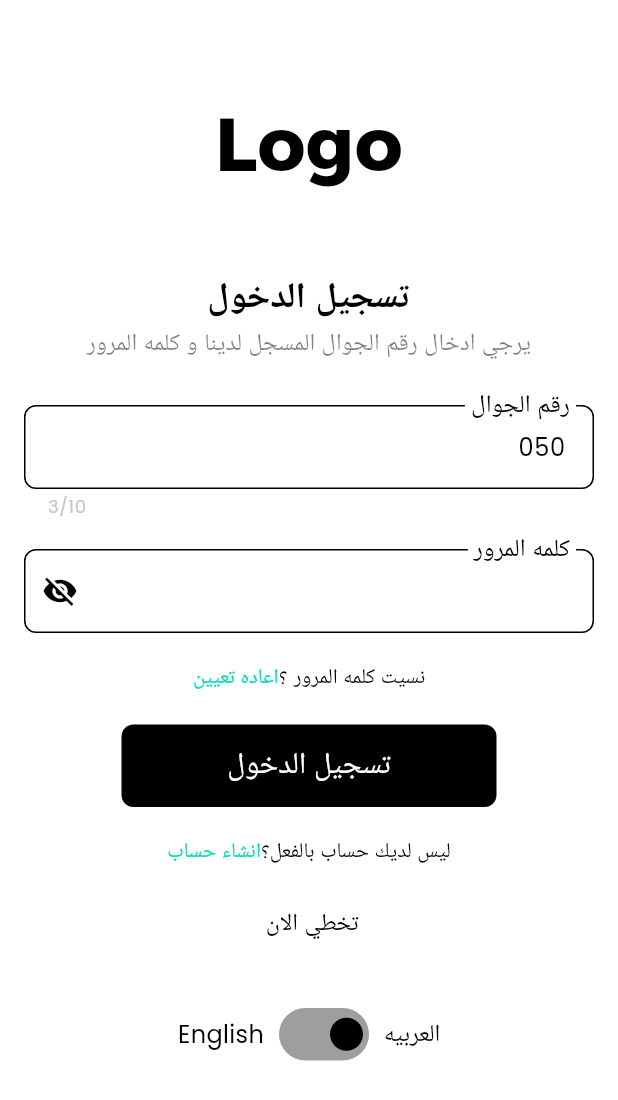
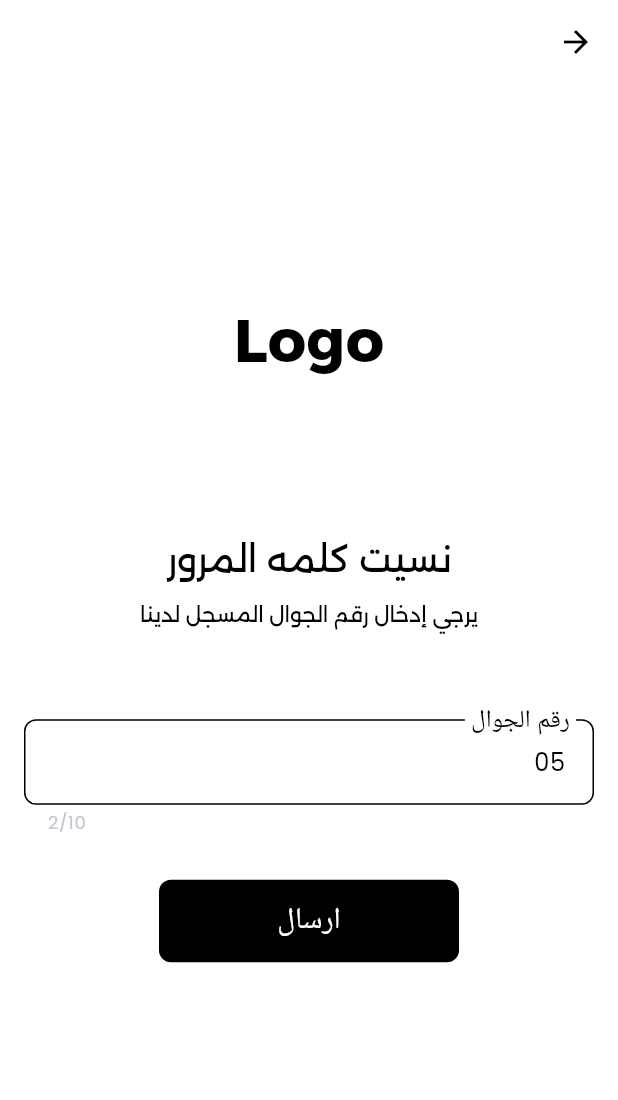
Before and after one commit to EslamElzaky/logo_traning, a Flutter app: the screen it shows after launch, after a tap on "اعاده تعيين", on a phone screen of 412 x 824 dp. Shown: the top 1100 px of the screen. Run offline on Flutter 3.47's test engine with Material 3 defaults, Android fonts, the phone set to English and light mode, and no system bars; drawn by our look-alikes of modal_progress_hud_nsn; our stand-ins replace bloc, equatable, flutter_bloc, flutter_countdown_timer, pin_code_fields; missing offline and left inert: offline_captcha.

Commit message:
finsh Bugs & create restPassword Ui

```diff
--- a/lib/main.dart
+++ b/lib/main.dart
@@ -1,11 +1,13 @@
 import 'package:flutter/material.dart';
 import 'package:flutter_bloc/flutter_bloc.dart';
 import 'package:logo_app_traning/Cubit/otp_cubit.dart';
+import 'package:logo_app_traning/views/forget_password.dart';
 import 'package:logo_app_traning/views/home_view.dart';
 import 'package:logo_app_traning/views/login_page.dart';
 import 'package:logo_app_traning/views/regester_page.dart';
 
 import 'package:flutter_localizations/flutter_localizations.dart';
+import 'package:logo_app_traning/views/reset_password.dart';
 import 'package:logo_app_traning/views/verfiy_page.dart';
 
 void main() {
@@ -41,6 +43,8 @@ class MyApp extends StatelessWidget {
           'loginpage': (context) => LoginPage(),
           'homeView': (context) => HomeView(),
           'verfiyPage': (context) => VerfiyPage(),
+          'forgetPassword' : (context) => ForgetPassword(),
+          'resetpassword' : (context) => ResetPassword(),
         },
         initialRoute: LoginPage.id,
       ),
--- /dev/null
+++ b/lib/views/forget_password.dart
@@ -0,0 +1,144 @@
+import 'package:flutter/material.dart';
+import 'package:flutter/services.dart';
+import 'package:logo_app_traning/helper/custom_button.dart';
+import 'package:logo_app_traning/helper/custom_text_field.dart';
+import 'package:logo_app_traning/helper/api_servic.dart';
+
+class ForgetPassword extends StatefulWidget {
+  const ForgetPassword({super.key});
+  static String id = 'forgetPassword';
+  @override
+  State<ForgetPassword> createState() => _ForgetPasswordState();
+}
+
+class _ForgetPasswordState extends State<ForgetPassword> {
+  final formKey = GlobalKey<FormState>();
+  final TextEditingController phoneController = TextEditingController(
+    text: '05',
+  );
+  void _forgetPassword() async {
+    if (!formKey.currentState!.validate()) return;
+
+    try {
+      final response = await ApiService().forgetPassword(
+        phoneController.text.trim(),
+      );
+
+      if (response.statusCode == 200) {
+        Navigator.pushNamed(
+          context,
+          'verfiyPage',
+          arguments: phoneController.text.trim(),
+        );
+      } else {
+        ScaffoldMessenger.of(context).showSnackBar(
+          SnackBar(content: Text('فشل في إرسال رمز التحقق: ${response.body}')),
+        );
+      }
+    } catch (e) {
+      ScaffoldMessenger.of(
+        context,
+      ).showSnackBar(SnackBar(content: Text('حدث خطأ أثناء إرسال رمز التحقق')));
+    }
+  }
+
+  @override
+  Widget build(BuildContext context) {
+    return Scaffold(
+      appBar: AppBar(
+        backgroundColor: Colors.white,
+        leading: IconButton(
+          icon: Icon(Icons.arrow_back, color: Colors.black, size: 24),
+          onPressed: () {
+            Navigator.pop(context); // بيرجع للصفحة اللي قبلها
+          },
+        ),
+      ),
+      backgroundColor: Colors.white,
+      body: Form(
+        key: formKey,
+        child: Center(
+          child: Padding(
+            padding: const EdgeInsets.only(left: 16.0, right: 16, bottom: 40),
+            child: Column(
+              mainAxisAlignment: MainAxisAlignment.center,
+              children: [
+                Text(
+                  'Logo',
+                  style: TextStyle(
+                    fontSize: 40,
+                    fontWeight: FontWeight.bold,
+                    color: Colors.black,
+                    fontFamily: 'Alexandria',
+                  ),
+                ),
+                SizedBox(height: 100),
+                Text(
+                  'نسيت كلمه المرور',
+                  style: TextStyle(
+                    fontSize: 24,
+                    fontWeight: FontWeight.normal,
+                    color: Colors.black,
+                    fontFamily: 'Alexandria',
+                  ),
+                ),
+                SizedBox(height: 10),
+                Text(
+                  'يرجي إدخال رقم الجوال المسجل لدينا',
+                  style: TextStyle(
+                    fontSize: 14,
+
+                    color: Colors.black,
+                    fontFamily: 'Alexandria',
+                  ),
+                ),
+                SizedBox(height: 60),
+                CustomFormTextField(
+                  hintText: 'يرجي إدخال رقم الجوال المسجل لدينا',
+                  controller: phoneController,
+                  keyboardType: TextInputType.phone,
+                  onChanged: (data) {
+                    if (!data.startsWith('05')) {
+                      phoneController.text = '05';
+                      phoneController.selection = TextSelection.fromPosition(
+                        TextPosition(offset: phoneController.text.length),
+                      );
+                    } else if (data.length > 10) {
+                      phoneController.text = data.substring(0, 10);
+                      phoneController.selection = TextSelection.fromPosition(
+                        TextPosition(offset: phoneController.text.length),
+                      );
+                    }
+                  },
+                  labelText: 'رقم الجوال',
+                  maxLength: 10,
+                  inputFormatters: [FilteringTextInputFormatter.digitsOnly],
+                  validator: (value) {
+                    if (value == null || value.trim().isEmpty) {
+                      return 'رقم الهاتف مطلوب';
+                    }
+                    if (!value.startsWith('050')) {
+                      return 'رقم الهاتف يجب أن يبدأ بـ 050';
+                    }
+                    if (value.length != 10) {
+                      return 'رقم الهاتف يجب أن يتكون من 10 أرقام';
+                    }
+                    return null;
+                  },
+                ),
+                SizedBox(height: 30),
+                CustomButton(
+                  size: 200,
+                  text: 'ارسال',
+                  onTap: () {
+                    _forgetPassword();
+                  },
+                ),
+              ],
+            ),
+          ),
+        ),
+      ),
+    );
+  }
+}
--- a/lib/views/regester_page.dart
+++ b/lib/views/regester_page.dart
@@ -18,7 +18,7 @@ class RegesterPage extends StatefulWidget {
 
 class _RegesterPageState extends State<RegesterPage> {
   final TextEditingController phoneController = TextEditingController(
-    text: '050',
+    text: '05',
   );
   final TextEditingController emailController = TextEditingController();
   final TextEditingController firstNameController = TextEditingController();
@@ -153,8 +153,8 @@ class _RegesterPageState extends State<RegesterPage> {
                   controller: phoneController,
                   keyboardType: TextInputType.phone,
                   onChanged: (data) {
-                    if (!data.startsWith('050')) {
-                      phoneController.text = '050';
+                    if (!data.startsWith('05')) {
+                      phoneController.text = '05';
                       phoneController.selection = TextSelection.fromPosition(
                         TextPosition(offset: phoneController.text.length),
                       );
@@ -174,8 +174,8 @@ class _RegesterPageState extends State<RegesterPage> {
                     if (value == null || value.trim().isEmpty) {
                       return 'رقم الهاتف مطلوب';
                     }
-                    if (!value.startsWith('050')) {
-                      return 'رقم الهاتف يجب أن يبدأ بـ 050';
+                    if (!value.startsWith('05')) {
+                      return 'رقم الهاتف يجب أن يبدأ بـ 05';
                     }
                     if (value.length != 10) {
                       return 'رقم الهاتف يجب أن يتكون من 10 أرقام';
@@ -246,7 +246,7 @@ class _RegesterPageState extends State<RegesterPage> {
                       );
                       Navigator.pushNamed(
                         context,
-                        'verfiyPage',
+                        'homeView',
                         arguments: phoneController.text.trim(),
                       );
                     }
```
Also changed, not shown: lib/helper/api_servic.dart (+13 -4 lines), lib/helper/custom_text_field.dart (+4 -6 lines), lib/views/login_page.dart (+61 -43 lines), lib/views/reset_password.dart (added, +186 -0 lines), lib/views/verfiy_page.dart (+15 -15 lines), lib/views/auth/login/controller/login_cubit.dart (added), lib/views/auth/login/data/logim_model.dart (added), lib/views/auth/login/data/login_fetch.dart (added).
